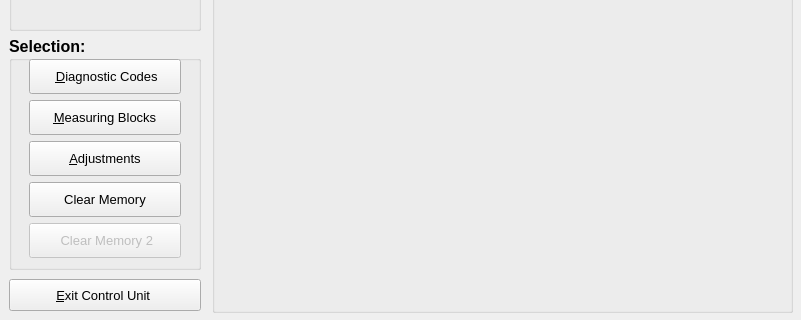
The window that ui/Transmission.ui (Comer352L/FreeSSM) describes before a commit, drawn with Qt 5; both pictures show x 0 to 801 and y 278 to 598 of the 801 by 598 pixel window.
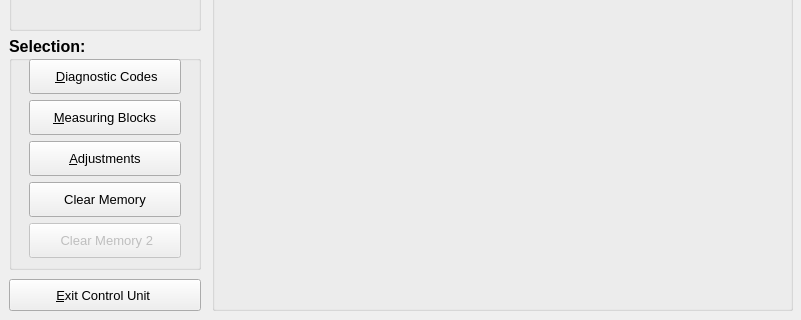
The same window after the commit. Icons and pictures are not drawn.

Patch:
```diff
--- a/ui/Transmission.ui
+++ b/ui/Transmission.ui
@@ -505,12 +505,12 @@
       </widget>
      </widget>
     </item>
-    <item rowspan="3" row="1" column="1" >
-     <widget class="QGroupBox" name="content_groupBox" >
-      <property name="minimumSize" >
+    <item row="1" column="1" rowspan="3">
+     <widget class="QGroupBox" name="content_groupBox">
+      <property name="minimumSize">
        <size>
         <width>581</width>
-        <height>541</height>
+        <height>0</height>
        </size>
       </property>
       <property name="maximumSize" >
```
Left out of the diff: 369 changed lines with no effect on the pictures.
